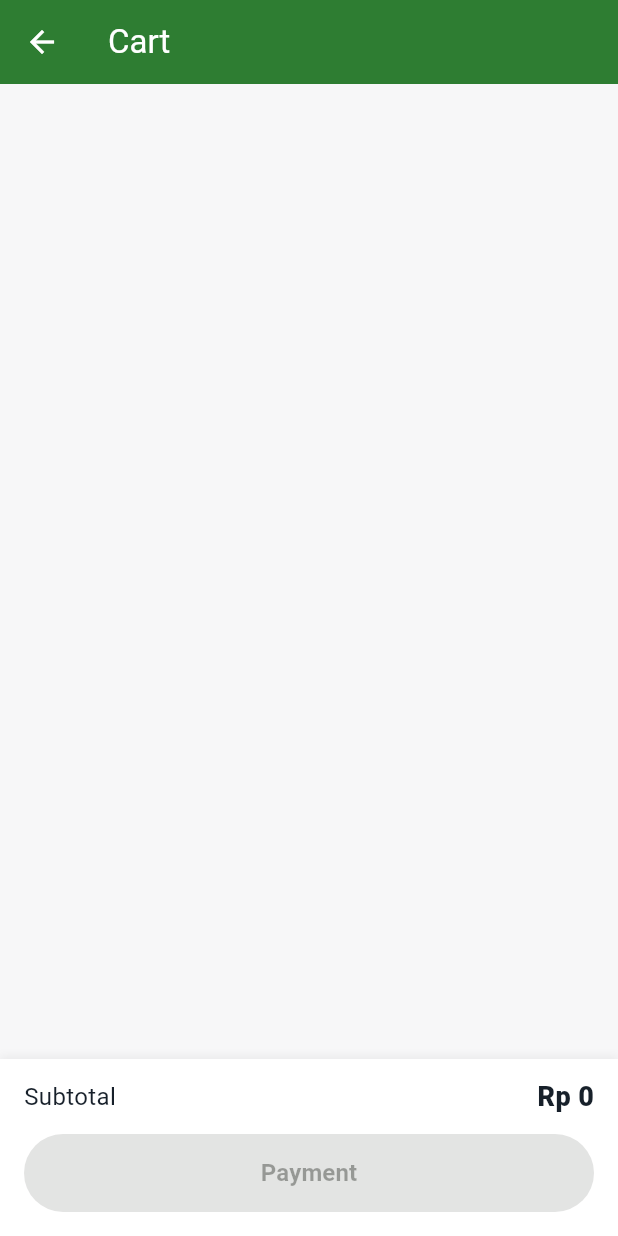
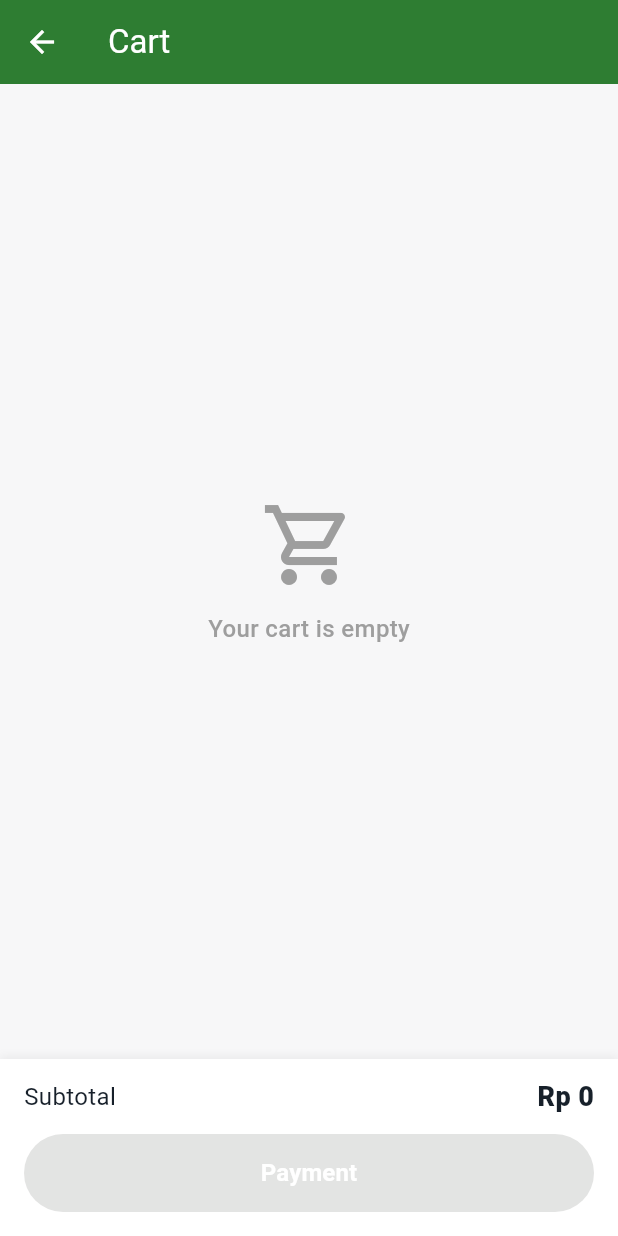
Before and after one commit to ahmadfatihin/pos_calculator_ai, a Flutter app: the screen it shows after launch, after a tap on the "shopping cart" icon, on a phone screen of 412 x 824 dp. Run offline on Flutter 3.47's test engine with Material 3 defaults, Android fonts, the phone set to English and light mode, and no system bars; Roboto replaces fonts that are missing (Montserrat).

Commit message:
Update cart_screen.dart

```diff
--- a/lib/cart_screen.dart
+++ b/lib/cart_screen.dart
@@ -1,23 +1,53 @@
+/* ====================== CART SCREEN ====================== */
+import 'package:flutter/material.dart';
+import 'package:pos_calculator_ai/app_pallete.dart';
+import 'package:pos_calculator_ai/main.dart';
+
+/* --------------------------------- Cart ----------------------------------- */
+/* CART SCREEN */
 /* ====================== CART SCREEN ====================== */
 import 'package:flutter/material.dart';
 import 'package:pos_calculator_ai/main.dart';
 
-/* --------------------------------- Cart ----------------------------------- */
-/* CART SCREEN */
-
-class CartScreen extends StatelessWidget {
+class CartScreen extends StatefulWidget {
   const CartScreen({super.key, required this.items});
   final List<CartItem> items;
 
+  @override
+  State<CartScreen> createState() => _CartScreenState();
+}
+
+class _CartScreenState extends State<CartScreen> {
   static String _f(int v) => QuickSaleScreenState.formatInt(v);
 
+  List<CartItem> get items => widget.items;
   int get _subtotal => items.fold<int>(0, (s, it) => s + it.price);
+
+  void _clearCart() {
+    setState(() => items.clear());
+    ScaffoldMessenger.of(context).showSnackBar(
+      const SnackBar(
+        content: Text('Cart cleared'),
+        duration: Duration(seconds: 1),
+      ),
+    );
+  }
 
   @override
   Widget build(BuildContext context) {
     return Scaffold(
       appBar: AppBar(
         title: const Text('Cart'),
+        backgroundColor: AppPalette.green800,
+        foregroundColor: Colors.white,
+        actions: [
+          if (items.isNotEmpty)
+            IconButton(
+              tooltip: 'Clear cart',
+              icon: const Icon(Icons.delete_outline),
+              onPressed: () => _confirmClearCart(context),
+            ),
+        ],
         leading: IconButton(
           tooltip: 'Back',
           icon: const Icon(Icons.arrow_back),
@@ -26,6 +56,31 @@ class CartScreen extends StatelessWidget {
       ),
       body: Column(
         children: [
+          if (items.isEmpty)
+            Expanded(
+              child: Center(
+                child: Column(
+                  mainAxisAlignment: MainAxisAlignment.center,
+                  children: const [
+                    Icon(
+                      Icons.shopping_cart_outlined,
+                      size: 64,
+                      color: Colors.grey,
+                    ),
+                    SizedBox(height: 12),
+                    Text(
+                      'Your cart is empty',
+                      style: TextStyle(
+                        color: Colors.grey,
+                        fontSize: 16,
+                        fontWeight: FontWeight.w500,
+                      ),
+                    ),
+                  ],
+                ),
+              ),
+            )
+          else
             Expanded(
               child: ListView.separated(
                 padding: const EdgeInsets.all(16),
@@ -38,8 +93,14 @@ class CartScreen extends StatelessWidget {
                     borderRadius: BorderRadius.circular(12),
                     child: ListTile(
                       leading: CircleAvatar(
-                      backgroundColor: Colors.green.shade50,
-                      child: Text(it.name[0].toUpperCase()),
+                        backgroundColor: AppPalette.green400.withOpacity(0.2),
+                        child: Text(
+                          it.name[0].toUpperCase(),
+                          style: const TextStyle(
+                            color: AppPalette.green800,
+                            fontWeight: FontWeight.bold,
+                          ),
+                        ),
                       ),
                       title: Text(
                         it.name,
@@ -88,12 +149,19 @@ class CartScreen extends StatelessWidget {
                   width: double.infinity,
                   height: 52,
                   child: FilledButton(
+                    style: FilledButton.styleFrom(
+                      backgroundColor: AppPalette.green600,
+                      shape: RoundedRectangleBorder(
+                        borderRadius: BorderRadius.circular(28),
+                      ),
+                    ),
                     onPressed: _subtotal == 0 ? null : () {},
                     child: const Text(
                       'Payment',
                       style: TextStyle(
                         fontWeight: FontWeight.w600,
                         fontSize: 16,
+                        color: Colors.white,
                       ),
                     ),
                   ),
@@ -105,4 +173,28 @@ class CartScreen extends StatelessWidget {
       ),
     );
   }
+
+  Future<void> _confirmClearCart(BuildContext context) async {
+    final res = await showDialog<bool>(
+      context: context,
+      builder: (context) => AlertDialog(
+        title: const Text('Clear cart?'),
+        content: const Text(
+          'This will remove all items from your current cart.',
+        ),
+        actions: [
+          TextButton(
+            onPressed: () => Navigator.pop(context, false),
+            child: const Text('Cancel'),
+          ),
+          TextButton(
+            onPressed: () => Navigator.pop(context, true),
+            child: const Text('Clear', style: TextStyle(color: Colors.red)),
+          ),
+        ],
+      ),
+    );
+
+    if (res == true) _clearCart();
   }
+}
```
Lines whose indentation alone changed are shown as unchanged.
